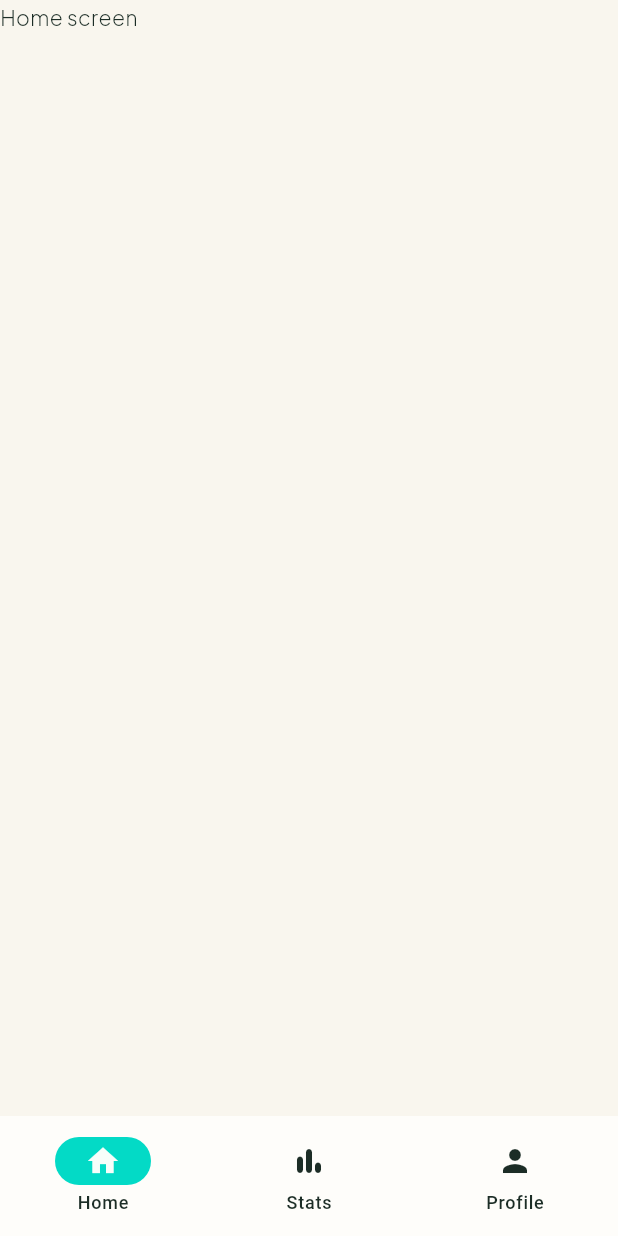
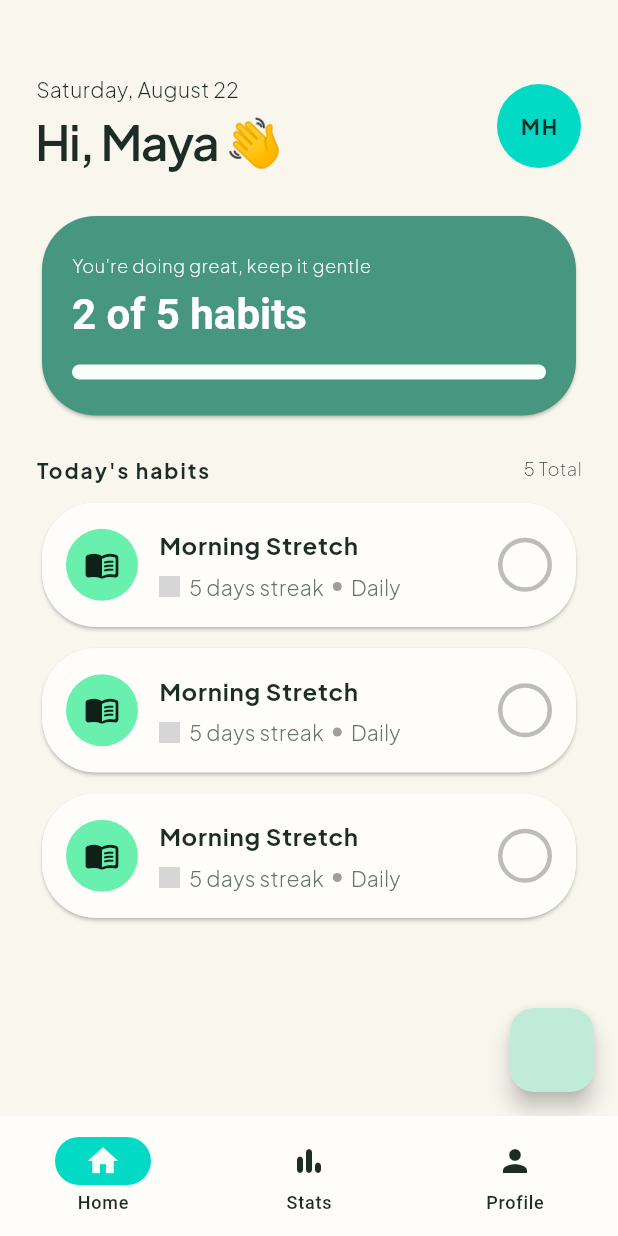
Before and after one commit to pakdhel/habitly-app-flutter, a Flutter app: the MainScreen screen opened by its route, on a phone screen of 412 x 824 dp. Run offline on Flutter 3.47's test engine with Material 3 defaults, Android fonts, the phone set to English and light mode, and no system bars; our stand-ins replace google_fonts; grey boxes are pictures that could not be loaded.

Commit message:
menambahkan halaman home

```diff
--- /dev/null
+++ b/lib/screen/home/checkbox_widget.dart
@@ -0,0 +1,39 @@
+import 'package:flutter/material.dart';
+
+class CheckboxWidget extends StatefulWidget {
+  const CheckboxWidget({super.key});
+
+  @override
+  State<CheckboxWidget> createState() => _CheckboxWidgetState();
+}
+
+class _CheckboxWidgetState extends State<CheckboxWidget> {
+  bool isChecked = false;
+
+  @override
+  Widget build(BuildContext context) {
+    final colorScheme = Theme.of(context).colorScheme;
+
+    return GestureDetector(
+      onTap: () {
+        setState(() {
+          isChecked = !isChecked;
+        });
+      },
+      child: Container(
+        // padding: EdgeInsets.all(4),
+        width: 36,
+        height: 36,
+        decoration: BoxDecoration(
+          color: isChecked ? colorScheme.primary : Colors.transparent,
+          shape: BoxShape.circle,
+          border: Border.all(
+            color: isChecked ? colorScheme.primary : Colors.black26,
+            width: 3,
+          ),
+        ),
+        child: isChecked ? Icon(Icons.check, color: Colors.white) : null,
+      ),
+    );
+  }
+}
--- /dev/null
+++ b/lib/screen/home/habit_card_widget.dart
@@ -0,0 +1,89 @@
+import 'package:flutter/material.dart';
+import 'package:habitly/screen/home/checkbox_widget.dart';
+
+class HabitCardWidget extends StatelessWidget {
+  const HabitCardWidget({super.key});
+
+  @override
+  Widget build(BuildContext context) {
+    final textTheme = Theme.of(context).textTheme;
+    final colorScheme = Theme.of(context).colorScheme;
+    return SizedBox(
+      width: double.infinity,
+      child: Card(
+        color: colorScheme.surface,
+        shape: RoundedRectangleBorder(
+          borderRadius: BorderRadiusGeometry.circular(36),
+        ),
+        child: Padding(
+          padding: const EdgeInsets.all(16.0),
+          child: Row(
+            mainAxisAlignment: MainAxisAlignment.spaceBetween,
+            children: [
+              Row(
+                children: [
+                  Container(
+                    width: 48,
+                    height: 48,
+                    decoration: BoxDecoration(
+                      color: Colors.greenAccent,
+                      borderRadius: BorderRadius.circular(100),
+                    ),
+                    child: Icon(Icons.menu_book_rounded),
+                  ),
+
+                  SizedBox(width: 14),
+
+                  Column(
+                    crossAxisAlignment: CrossAxisAlignment.start,
+                    children: [
+                      Text(
+                        'Morning Stretch',
+                        style: textTheme.bodyLarge?.copyWith(
+                          fontWeight: FontWeight.bold,
+                        ),
+                      ),
+
+                      SizedBox(height: 4),
+
+                      Row(
+                        children: [
+                          Image.asset('assets/icons/burn.png', width: 14),
+                          SizedBox(width: 6),
+                          Text(
+                            '5 days streak',
+                            style: textTheme.bodyMedium?.copyWith(
+                              color: colorScheme.tertiary,
+                            ),
+                          ),
+                          SizedBox(width: 6),
+                          Container(
+                            width: 6,
+                            height: 6,
+                            decoration: BoxDecoration(
+                              color: Colors.grey,
+                              borderRadius: BorderRadius.circular(100),
+                            ),
+                          ),
+                          SizedBox(width: 6),
+                          Text(
+                            'Daily',
+                            style: textTheme.bodyMedium?.copyWith(
+                              color: colorScheme.tertiary,
+                            ),
+                          ),
+                        ],
+                      ),
+                    ],
+                  ),
+                ],
+              ),
+
+              CheckboxWidget(),
+            ],
+          ),
+        ),
+      ),
+    );
+  }
+}
--- a/lib/screen/home/home_screen.dart
+++ b/lib/screen/home/home_screen.dart
@@ -1,10 +1,116 @@
 import 'package:flutter/material.dart';
+import 'package:habitly/screen/home/habit_card_widget.dart';
 
 class HomeScreen extends StatelessWidget {
   const HomeScreen({super.key});
 
   @override
   Widget build(BuildContext context) {
-    return Scaffold(body: Text('Home screen'));
+    final textTheme = Theme.of(context).textTheme;
+    final colorScheme = Theme.of(context).colorScheme;
+    return Scaffold(
+      body: SingleChildScrollView(
+        padding: EdgeInsets.symmetric(horizontal: 24, vertical: 48),
+        child: Column(
+          children: [
+            Row(
+              children: [
+                Expanded(
+                  child: Column(
+                    crossAxisAlignment: CrossAxisAlignment.start,
+                    children: [
+                      Text('Saturday, August 22'),
+                      Text('Hi, Maya 👋', style: textTheme.headlineLarge),
+                    ],
+                  ),
+                ),
+
+                Container(
+                  padding: EdgeInsets.all(16),
+                  decoration: BoxDecoration(
+                    shape: BoxShape.circle,
+                    color: colorScheme.secondary,
+                  ),
+                  child: Text(
+                    'MH',
+                    style: textTheme.labelLarge?.copyWith(
+                      fontWeight: FontWeight.bold,
+                    ),
+                  ),
+                ),
+              ],
+            ),
+
+            SizedBox(height: 20),
+
+            SizedBox(
+              width: double.infinity,
+              child: Card(
+                shape: RoundedRectangleBorder(
+                  borderRadius: BorderRadiusGeometry.circular(36),
+                ),
+                child: Padding(
+                  padding: const EdgeInsets.symmetric(
+                    vertical: 24,
+                    horizontal: 20,
+                  ),
+                  child: Column(
+                    crossAxisAlignment: CrossAxisAlignment.start,
+                    children: [
+                      Text(
+                        'You\'re doing great, keep it gentle',
+                        style: textTheme.bodySmall?.copyWith(
+                          color: Colors.white,
+                        ),
+                      ),
+                      SizedBox(height: 4),
+                      Text(
+                        '2 of 5 habits',
+                        style: textTheme.headlineMedium?.copyWith(
+                          fontWeight: FontWeight.bold,
+                          color: Colors.white,
+                        ),
+                      ),
+                      SizedBox(height: 16),
+                      Container(
+                        height: 10,
+                        decoration: BoxDecoration(
+                          color: colorScheme.inversePrimary,
+                          borderRadius: BorderRadius.circular(100),
+                        ),
+                      ),
+                    ],
+                  ),
+                ),
+              ),
+            ),
+
+            SizedBox(height: 20),
+
+            Row(
+              mainAxisAlignment: MainAxisAlignment.spaceBetween,
+              children: [
+                Text(
+                  'Today\'s habits',
+                  style: textTheme.labelLarge?.copyWith(
+                    fontWeight: FontWeight.bold,
+                  ),
+                ),
+                Text('5 Total', style: textTheme.bodySmall),
+              ],
+            ),
+
+            SizedBox(height: 6),
+
+            HabitCardWidget(),
+            SizedBox(height: 6),
+            HabitCardWidget(),
+            SizedBox(height: 6),
+            HabitCardWidget(),
+          ],
+        ),
+      ),
+      floatingActionButton: FloatingActionButton(onPressed: () {}),
+    );
   }
 }
--- a/lib/style/theme/habitly_theme.dart
+++ b/lib/style/theme/habitly_theme.dart
@@ -16,6 +16,7 @@ class HabitlyTheme {
         outline: HabitlyColors.border.color,
         error: HabitlyColors.destructive.color,
         onError: HabitlyColors.onDestructive.color,
+        tertiary: HabitlyColors.textSecondary.color,
       ),
       brightness: Brightness.light,
       scaffoldBackgroundColor: HabitlyColors.background.color,
@@ -39,7 +40,6 @@ class HabitlyTheme {
       labelSmall: HabitlyTextstyles.labelSmall,
     );
   }
-
 
   static ElevatedButtonThemeData get _elevatedButtonTheme {
     return ElevatedButtonThemeData(
--- a/pubspec.yaml
+++ b/pubspec.yaml
@@ -22,3 +22,4 @@ flutter:
   assets:
   - assets/onboarding.png
   - assets/plant.png
+  - assets/icons/burn.png
```
